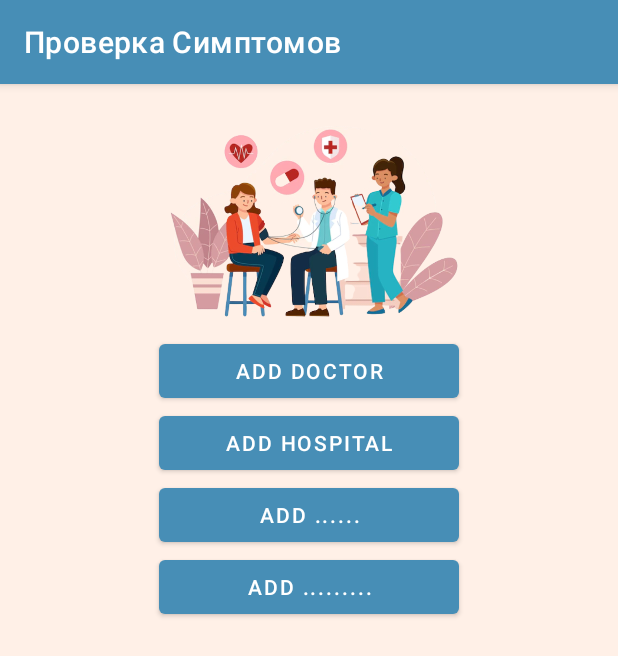
After one commit to Oussma77/Symptom-Checker, an Android app: the MainAdmin screen opened directly, with no data from a screen before it, on a phone screen of 412 x 824 dp. The commit adds this screen. Shown: the top 656 px of the screen. Run offline under Robolectric (Android 15) with nearby library versions, the phone set to English and light mode, and no system bars.

Commit message:
Add doctor

```diff
--- a/app/src/main/java/com/example/symptomchecker/MainActivity.java
+++ b/app/src/main/java/com/example/symptomchecker/MainActivity.java
@@ -6,6 +6,7 @@ import androidx.appcompat.app.AppCompatActivity;
 import androidx.core.view.GravityCompat;
 import androidx.drawerlayout.widget.DrawerLayout;
 
+import android.content.Intent;
 import android.os.Bundle;
 import android.util.Log;
 import android.view.MenuItem;
@@ -46,11 +47,12 @@ public class MainActivity extends AppCompatActivity {
 
                 switch (item.getItemId()){
                     case R.id.nav_home:
-                        Log.i("ok","ok");
+
                         drawerLayout.closeDrawer(GravityCompat.START);
                         break;
                     case R.id.nav_login:
-                        Log.i("ok1","ok");
+                        Intent familyIntent = new Intent(MainActivity.this, Login.class);
+                        startActivity(familyIntent);
                         drawerLayout.closeDrawer(GravityCompat.START);
                         break;
 
--- /dev/null
+++ b/app/src/main/java/com/example/symptomchecker/MainAdmin.java
@@ -0,0 +1,30 @@
+package com.example.symptomchecker;
+
+import androidx.appcompat.app.AppCompatActivity;
+
+import android.content.Intent;
+import android.os.Bundle;
+import android.view.View;
+import android.widget.Button;
+
+public class MainAdmin extends AppCompatActivity {
+
+    Button addDoctor;
+
+    @Override
+    protected void onCreate(Bundle savedInstanceState) {
+        super.onCreate(savedInstanceState);
+        setContentView(R.layout.activity_main_admin);
+
+        addDoctor = (Button) findViewById(R.id.add_doctor);
+
+        addDoctor.setOnClickListener(new View.OnClickListener() {
+            @Override
+            public void onClick(View view) {
+                Intent numbersIntent = new Intent(MainAdmin.this, DoctorActivity.class);
+                startActivity(numbersIntent);
+            }
+        });
+
+    }
+}
--- /dev/null
+++ b/app/src/main/res/layout/activity_main_admin.xml
@@ -0,0 +1,51 @@
+<?xml version="1.0" encoding="utf-8"?>
+<LinearLayout
+    xmlns:android="http://schemas.android.com/apk/res/android"
+    xmlns:app="http://schemas.android.com/apk/res-auto"
+    xmlns:tools="http://schemas.android.com/tools"
+    android:layout_width="match_parent"
+    android:layout_height="match_parent"
+    android:background="@color/MainBackround"
+    android:padding="16dp"
+    android:orientation="vertical"
+    tools:context=".MainAdmin">
+
+
+    <ImageView
+        android:layout_width="wrap_content"
+        android:layout_height="151dp"
+        android:src="@drawable/main"/>
+
+    <Button
+        android:id="@+id/add_doctor"
+        android:layout_width="200dp"
+        android:layout_height="wrap_content"
+        android:layout_gravity="center"
+        android:text="Add Doctor"
+        />
+
+    <Button
+        android:id="@+id/add_hospital"
+        android:layout_width="200dp"
+        android:layout_height="wrap_content"
+        android:layout_gravity="center"
+        android:text="Add hospital"
+        />
+
+    <Button
+        android:id="@+id/a"
+        android:layout_width="200dp"
+        android:layout_height="wrap_content"
+        android:layout_gravity="center"
+        android:text="Add ......"
+        />
+
+    <Button
+        android:id="@+id/a1"
+        android:layout_width="200dp"
+        android:layout_height="wrap_content"
+        android:layout_gravity="center"
+        android:text="Add ........."
+        />
+
+</LinearLayout>
--- /dev/null
+++ b/app/src/main/res/values-land/dimens.xml
@@ -0,0 +1,3 @@
+<resources>
+    <dimen name="activity_horizontal_margin">48dp</dimen>
+</resources>
--- /dev/null
+++ b/app/src/main/res/values-w1240dp/dimens.xml
@@ -0,0 +1,3 @@
+<resources>
+    <dimen name="activity_horizontal_margin">200dp</dimen>
+</resources>
--- /dev/null
+++ b/app/src/main/res/values-w600dp/dimens.xml
@@ -0,0 +1,3 @@
+<resources>
+    <dimen name="activity_horizontal_margin">48dp</dimen>
+</resources>
--- /dev/null
+++ b/app/src/main/res/values/dimens.xml
@@ -0,0 +1,5 @@
+<resources>
+    <!-- Default screen margins, per the Android Design guidelines. -->
+    <dimen name="activity_horizontal_margin">16dp</dimen>
+    <dimen name="activity_vertical_margin">16dp</dimen>
+</resources>
--- a/gradle.properties
+++ b/gradle.properties
@@ -19,3 +19,5 @@ android.useAndroidX=true
 # resources declared in the library itself and none from the library's dependencies,
 # thereby reducing the size of the R class for that library
 android.nonTransitiveRClass=true
+
+android.enableJetifier=true
```
Also changed, not shown: app/build.gradle (+8 -0 lines), app/src/main/AndroidManifest.xml (+16 -0 lines), app/src/main/java/com/example/symptomchecker/DoctorActivity.java (added, +14 -0 lines), app/src/main/java/com/example/symptomchecker/Login.java (added, +21 -0 lines), app/src/main/res/layout/activity_doctor.xml (added, +18 -0 lines), app/src/main/res/layout/activity_login.xml (added, +51 -0 lines), app/src/main/res/values/strings.xml (+9 -0 lines).
